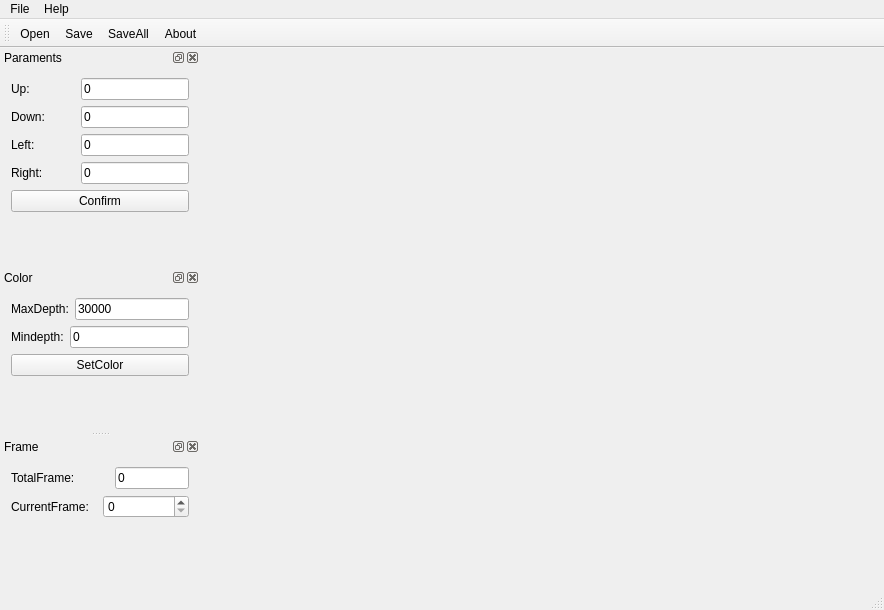
Before: the Qt Designer form FileConversion/FileConversion/fileconversion.ui in dongmuliu/File-conversion-assistant, drawn with Qt 5.
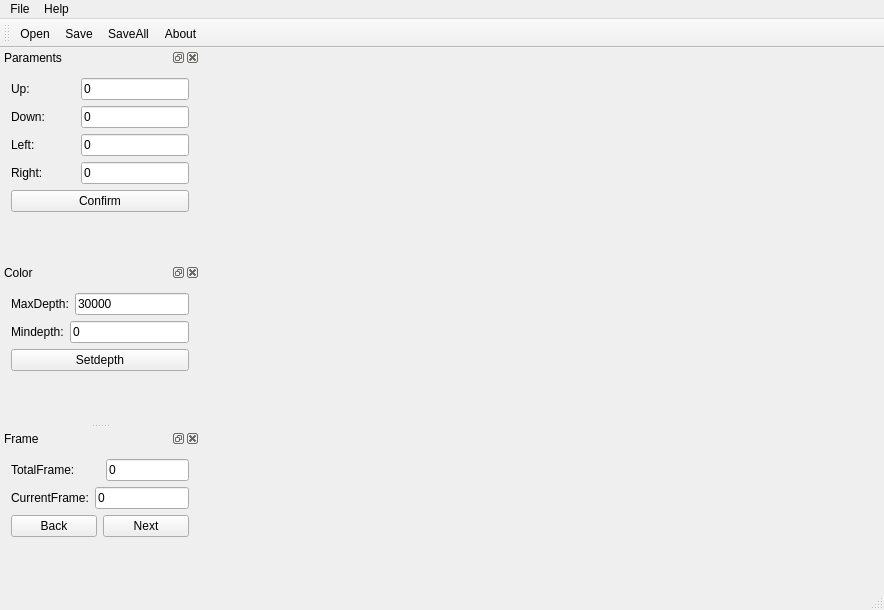
After: the same form once the commit is applied. Icons and pictures are not drawn.

Diff of the .ui file:
```diff
--- a/FileConversion/FileConversion/fileconversion.ui
+++ b/FileConversion/FileConversion/fileconversion.ui
@@ -403,7 +403,7 @@
        <item>
         <widget class="QPushButton" name="setcolorButton">
          <property name="text">
-          <string>SetColor</string>
+          <string>Setdepth</string>
          </property>
         </widget>
        </item>
@@ -439,12 +439,9 @@
     <number>1</number>
    </attribute>
    <widget class="QWidget" name="dockWidgetContents_6">
-    <layout class="QHBoxLayout" name="horizontalLayout_13">
+    <layout class="QVBoxLayout" name="verticalLayout_7">
      <item>
       <layout class="QVBoxLayout" name="verticalLayout_5">
-       <property name="bottomMargin">
-        <number>0</number>
-       </property>
        <item>
         <layout class="QHBoxLayout" name="horizontalLayout_11">
          <item>
@@ -461,7 +458,7 @@
            </property>
            <property name="sizeHint" stdset="0">
             <size>
-             <width>68</width>
+             <width>50</width>
              <height>20</height>
             </size>
            </property>
@@ -486,17 +483,31 @@
           </widget>
          </item>
          <item>
-          <widget class="QSpinBox" name="framespinBox">
-           <property name="minimum">
-            <number>0</number>
+          <widget class="QLineEdit" name="currentlineEdit">
+           <property name="text">
+            <string>0</string>
            </property>
-           <property name="maximum">
-            <number>10000</number>
+          </widget>
+         </item>
+        </layout>
+       </item>
+       <item>
+        <layout class="QHBoxLayout" name="horizontalLayout_13">
+         <item>
+          <widget class="QPushButton" name="backButton">
+           <property name="text">
+            <string>Back</string>
            </property>
-           <property name="value">
-            <number>0</number>
+          </widget>
+         </item>
+         <item>
+          <widget class="QPushButton" name="nextButton">
+           <property name="text">
+            <string>Next</string>
            </property>
           </widget>
+         </item>
+        </layout>
          </item>
         </layout>
        </item>
@@ -514,8 +525,6 @@
         </spacer>
        </item>
       </layout>
-     </item>
-    </layout>
    </widget>
   </widget>
   <action name="opentoolAction">
```
Left out of the diff: 36 changed lines with no effect on the pictures. Lines whose indentation alone changed are shown as unchanged.
